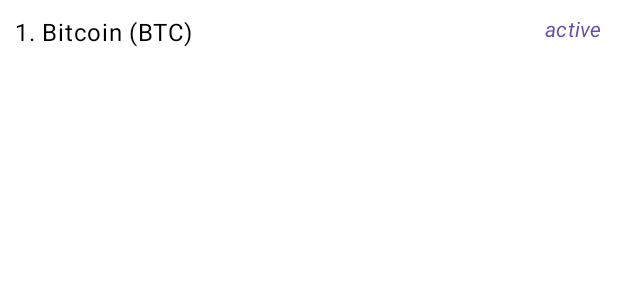
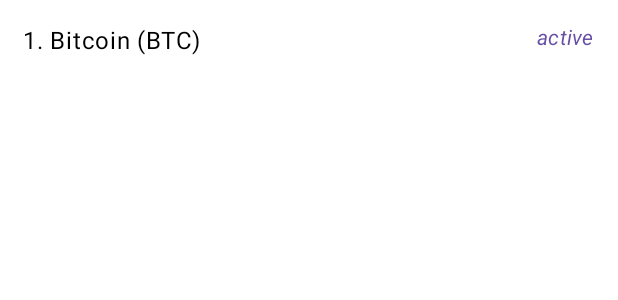
Before and after one commit to Ehsanfb/CryptoApp-CleanArchitecture, an Android app built with Jetpack Compose: the @Preview function CoinListItemPreview, on a phone screen of 412 x 824 dp. Shown: the top 300 px of the screen. Run offline under Robolectric (Android 15) with nearby library versions, the phone set to English and light mode, and no system bars.

```diff
--- a/app/src/main/java/com/example/cryptoapp/presentation/MainActivity.kt
+++ b/app/src/main/java/com/example/cryptoapp/presentation/MainActivity.kt
@@ -42,7 +42,7 @@ class MainActivity : ComponentActivity() {
                             CoinListScreen(navController)
                         }
                         composable(route = NavigationItem.CoinDetails.route + "/{coinId}") {
-                            CoinDetailScreen()
+                            CoinDetailScreen(navController)
                         }
                     }
                 }
--- a/app/src/main/java/com/example/cryptoapp/presentation/coin_list/components/CoinListItem.kt
+++ b/app/src/main/java/com/example/cryptoapp/presentation/coin_list/components/CoinListItem.kt
@@ -21,7 +21,7 @@ fun CoinListItem(coin: Coin, onItemClicked: (Coin) -> Unit, modifier: Modifier =
     Row(
         modifier
             .fillMaxWidth()
-            .padding(10.dp)
+            .padding(15.dp)
             .clickable { onItemClicked(coin) },
         horizontalArrangement = Arrangement.SpaceBetween
     ) {
```
Also changed, not shown: app/src/main/java/com/example/cryptoapp/presentation/coin_detail/CoinDetailScreen.kt (+23 -0 lines).
